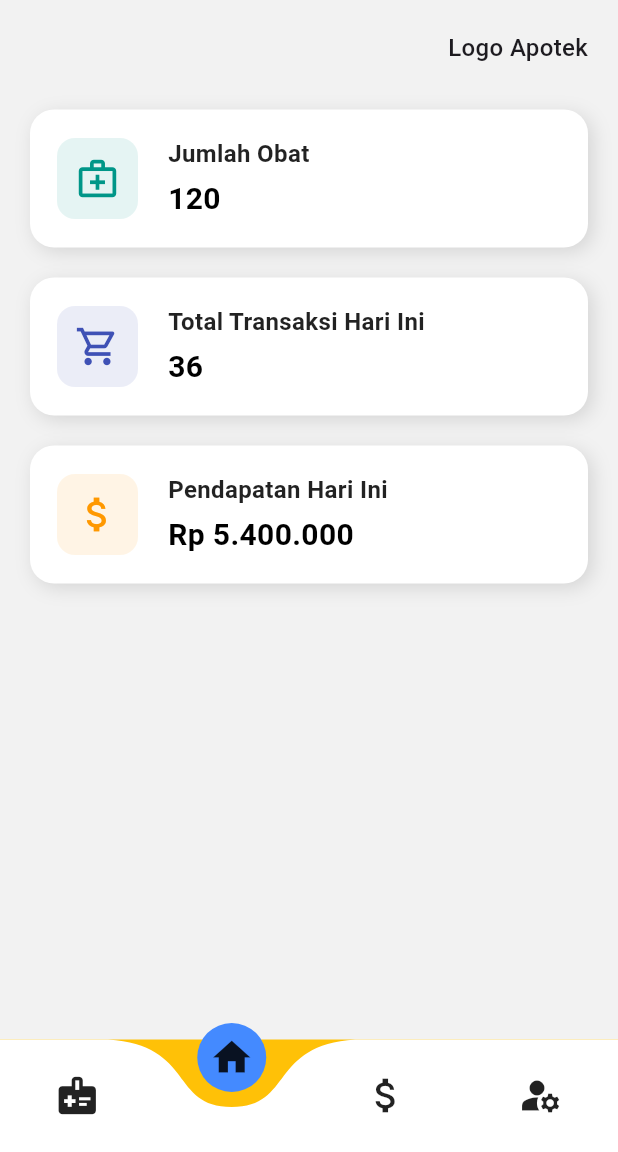
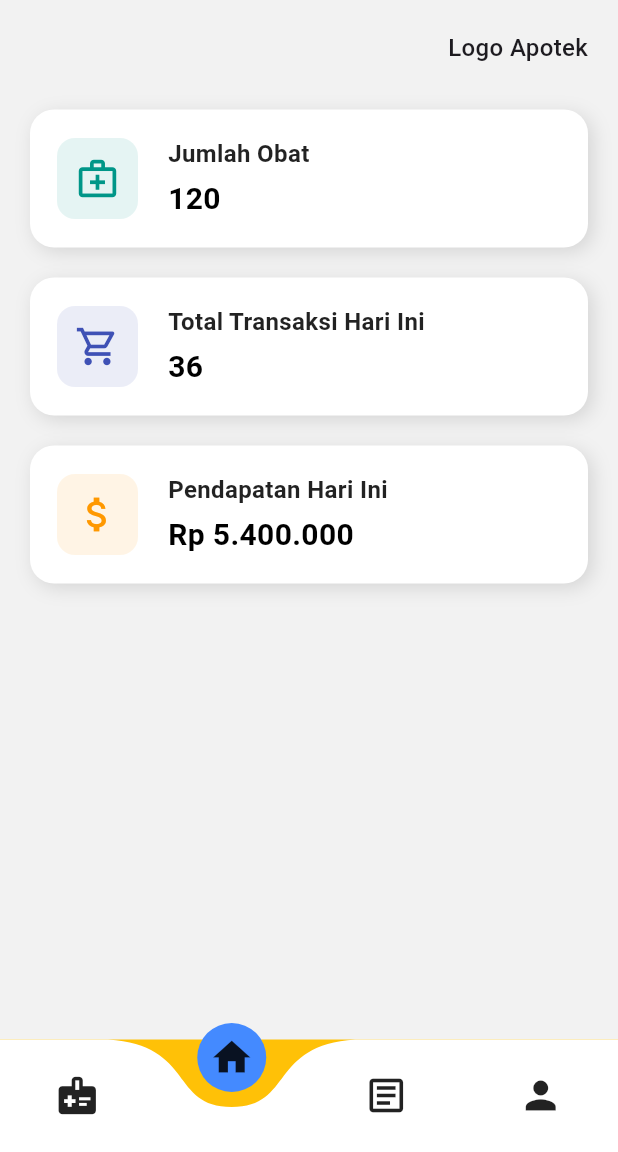
Before and after one commit to ikasurr/app_pentamed, a Flutter app: the HalamanAwal screen opened directly with empty values, on a phone screen of 412 x 824 dp, the part 84-1236 px from its top. Run offline on Flutter 3.47's test engine with Material 3 defaults, Android fonts, the phone set to English and light mode, and no system bars; drawn by our look-alikes of curved_navigation_bar; our stand-ins replace get, google_fonts, supabase_flutter; accounts and stored records are empty.

Commit message:
edit hal awal

```diff
--- a/lib/halaman_awal.dart
+++ b/lib/halaman_awal.dart
@@ -22,8 +22,8 @@ class _HalamanAwalState extends State<HalamanAwal> {
   final items = <Widget>[
     Icon(Icons.medical_information, size: 30),
     Icon(Icons.home, size: 30),
-    Icon(Icons.attach_money, size: 30),
-    Icon(Icons.manage_accounts, size: 30),
+    Icon(Icons.article_outlined, size: 30),
+    Icon(Icons.person, size: 30),
   ];
   @override
   Widget build(BuildContext context) {
```
